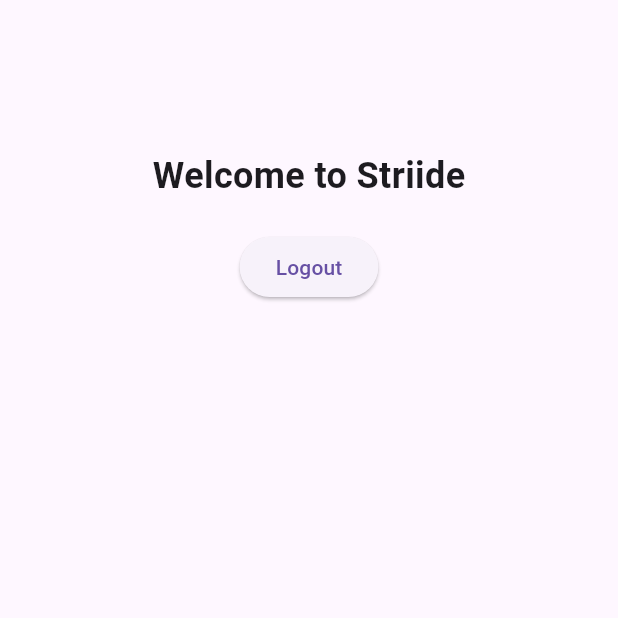
After one commit to arjav1528/Striide-Flutter, a Flutter app: the HomeScreen screen opened directly, on a phone screen of 412 x 824 dp, the top half of it. The commit adds this screen. Run offline on Flutter 3.47's test engine with Material 3 defaults, Android fonts, the phone set to English and light mode, and no system bars; our stand-ins replace flutter_dotenv, loading_animation_widget, supabase_flutter; accounts and stored records are empty.

Commit message:
Screen Wrapper Implemented

```diff
--- /dev/null
+++ b/lib/screens/home.dart
@@ -0,0 +1,40 @@
+import 'package:flutter/material.dart';
+import 'package:supabase_flutter/supabase_flutter.dart';
+
+
+class HomeScreen extends StatefulWidget {
+  const HomeScreen({super.key});
+
+  @override
+  State<HomeScreen> createState() => _HomeScreenState();
+}
+
+class _HomeScreenState extends State<HomeScreen> {
+  @override
+  Widget build(BuildContext context) {
+    return Scaffold(
+      body: Center(
+        child: Column(
+          children: [
+            SizedBox(height: 100),
+            Text(
+              "Welcome to Striide",
+              style: TextStyle(
+                fontSize: 24,
+                fontWeight: FontWeight.bold,
+              ),
+            ),
+            SizedBox(height: 20),
+            ElevatedButton(
+              onPressed: () async {
+                final supabase = Supabase.instance.client;
+                await supabase.auth.signOut();
+              },
+              child: Text("Logout"),
+            ),
+          ],
+        ),
+      ),
+    );
+  }
+}
--- a/pubspec.yaml
+++ b/pubspec.yaml
@@ -36,6 +36,7 @@
   cupertino_icons: ^1.0.8
   flutter_dotenv: ^5.2.1
   supabase_flutter: ^2.9.0
+  loading_animation_widget: ^1.3.0
 
 dev_dependencies:
   flutter_test:
```
Also changed, not shown: lib/main.dart (+48 -5 lines), lib/screens/complete_profile_1.dart (added, +20 -0 lines), pubspec.lock.
